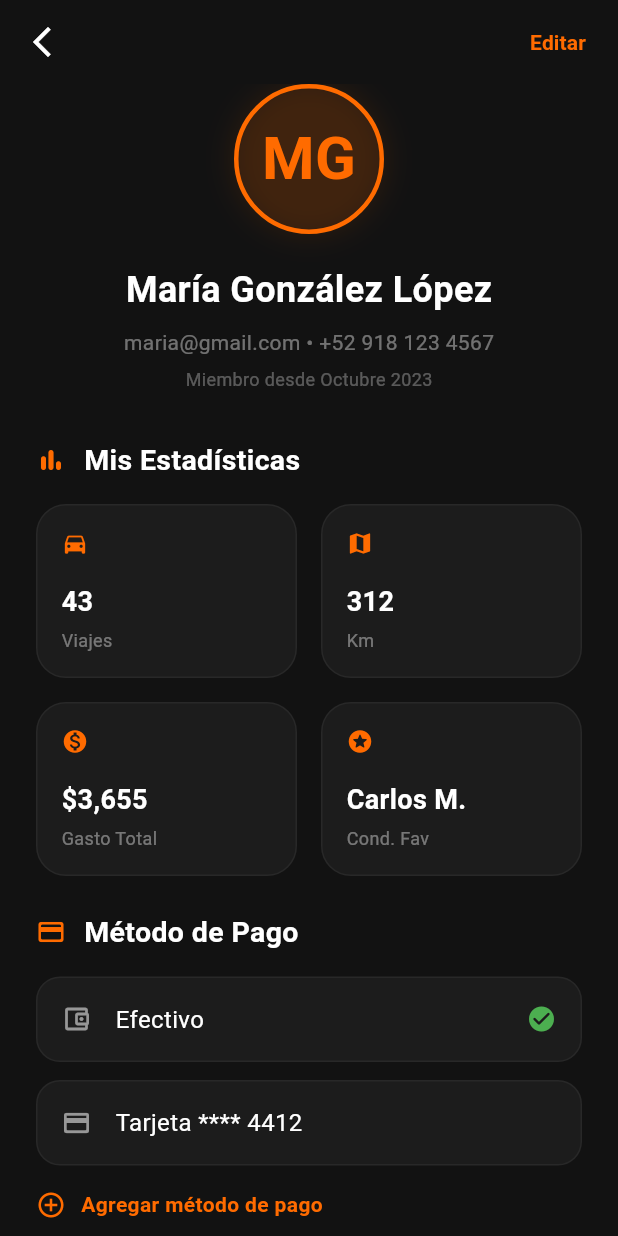
After one commit to fcomoo/rideapp, a Flutter app: the HomePassenger screen opened directly, after a tap on the "person" icon, on a phone screen of 412 x 824 dp. The commit adds this screen. Run offline on Flutter 3.47's test engine with Material 3 defaults, Android fonts, the phone set to English and light mode, and no system bars; our stand-ins replace confetti, flutter_map, geolocator, latlong2, vibration; network calls fail.

Commit message:
feat: perfil pasajero con estadísticas, métodos de pago y direcciones guardadas

```diff
--- a/rideapp_client/lib/features/passenger/home_passenger.dart
+++ b/rideapp_client/lib/features/passenger/home_passenger.dart
@@ -19,6 +19,7 @@ import 'package:rideapp_client/core/utils/mock_traffic.dart';
 import 'package:rideapp_client/features/chat/chat_screen.dart';
 import 'package:rideapp_client/features/sos/sos_button.dart';
 import 'package:rideapp_client/features/rating/rating_screen.dart';
+import 'package:rideapp_client/features/profile/passenger_profile_screen.dart';
 
 class HomePassenger extends StatefulWidget {
   final String currentUserId;
@@ -403,7 +404,10 @@ class _HomePassengerState extends State<HomePassenger> {
   Widget _buildSearchContainer() {
     return Column(
       children: [
-        Container(
+        Row(
+          children: [
+            Expanded(
+              child: Container(
                 padding: const EdgeInsets.symmetric(horizontal: 16),
                 decoration: BoxDecoration(
                   color: const Color(0xFF1C1C1C),
@@ -422,6 +426,27 @@ class _HomePassengerState extends State<HomePassenger> {
                     icon: Icon(Icons.search, color: Color(0xFFFF6B00)),
                   ),
                 ),
+              ),
+            ),
+            const SizedBox(width: 12),
+            GestureDetector(
+              onTap: () => Navigator.push(
+                context,
+                MaterialPageRoute(builder: (_) => const PassengerProfileScreen()),
+              ),
+              child: Container(
+                width: 50,
+                height: 50,
+                decoration: BoxDecoration(
+                  color: const Color(0xFF1C1C1C),
+                  shape: BoxShape.circle,
+                  boxShadow: const [BoxShadow(color: Colors.black45, blurRadius: 10)],
+                  border: Border.all(color: const Color(0xFFFF6B00).withOpacity(0.3), width: 1.5),
+                ),
+                child: const Icon(Icons.person_rounded, color: Color(0xFFFF6B00), size: 28),
+              ),
+            ),
+          ],
         ),
         if (_isSearching)
           Container(
--- /dev/null
+++ b/rideapp_client/lib/features/profile/passenger_profile_screen.dart
@@ -0,0 +1,333 @@
+import 'package:flutter/material.dart';
+import 'package:rideapp_client/features/rating/rating_widget.dart';
+
+class PassengerProfileScreen extends StatelessWidget {
+  const PassengerProfileScreen({super.key});
+
+  @override
+  Widget build(BuildContext context) {
+    return Scaffold(
+      backgroundColor: const Color(0xFF121212),
+      appBar: AppBar(
+        backgroundColor: Colors.transparent,
+        elevation: 0,
+        leading: IconButton(
+          icon: const Icon(Icons.arrow_back_ios_new, color: Colors.white),
+          onPressed: () => Navigator.pop(context),
+        ),
+        actions: [
+          TextButton(
+            onPressed: () {}, // Solo visualización en esta fase
+            child: const Text(
+              "Editar",
+              style: TextStyle(color: Color(0xFFFF6B00), fontWeight: FontWeight.bold),
+            ),
+          ),
+          const SizedBox(width: 8),
+        ],
+      ),
+      body: SingleChildScrollView(
+        child: Column(
+          children: [
+            _buildHeader(),
+            const SizedBox(height: 32),
+            _buildStatsSection(),
+            const SizedBox(height: 24),
+            _buildPaymentMethodsSection(),
+            const SizedBox(height: 24),
+            _buildAddressesSection(),
+            const SizedBox(height: 24),
+            _buildPassengerRatingSection(),
+            const SizedBox(height: 48),
+          ],
+        ),
+      ),
+    );
+  }
+
+  Widget _buildHeader() {
+    return Column(
+      children: [
+        // Avatar grande
+        Container(
+          width: 100,
+          height: 100,
+          decoration: BoxDecoration(
+            shape: BoxShape.circle,
+            color: const Color(0xFFFF6B00).withOpacity(0.1),
+            border: Border.all(color: const Color(0xFFFF6B00), width: 3),
+            boxShadow: [
+              BoxShadow(color: const Color(0xFFFF6B00).withOpacity(0.1), blurRadius: 15, spreadRadius: 2),
+            ],
+          ),
+          child: const Center(
+            child: Text(
+              "MG",
+              style: TextStyle(color: Color(0xFFFF6B00), fontSize: 40, fontWeight: FontWeight.bold),
+            ),
+          ),
+        ),
+        const SizedBox(height: 20),
+        // Nombre
+        const Text(
+          "María González López",
+          style: TextStyle(color: Colors.white, fontSize: 24, fontWeight: FontWeight.bold),
+        ),
+        const SizedBox(height: 8),
+        // Contacto
+        Text(
+          "maria@gmail.com • +52 918 123 4567",
+          style: TextStyle(color: Colors.white.withOpacity(0.4), fontSize: 14),
+        ),
+        const SizedBox(height: 6),
+        Text(
+          "Miembro desde Octubre 2023",
+          style: TextStyle(color: Colors.white.withOpacity(0.3), fontSize: 12),
+        ),
+      ],
+    );
+  }
+
+  Widget _buildStatsSection() {
+    return _buildSectionLayout(
+      title: "Mis Estadísticas",
+      icon: Icons.bar_chart_rounded,
+      child: GridView.count(
+        shrinkWrap: true,
+        physics: const NeverScrollableScrollPhysics(),
+        crossAxisCount: 2,
+        crossAxisSpacing: 16,
+        mainAxisSpacing: 16,
+        childAspectRatio: 1.5,
+        children: [
+          _buildStatCard("Viajes", "43", Icons.directions_car),
+          _buildStatCard("Km", "312", Icons.map),
+          _buildStatCard("Gasto Total", "\$3,655", Icons.monetization_on),
+          _buildStatCard("Cond. Fav", "Carlos M.", Icons.stars_rounded),
+        ],
+      ),
+    );
+  }
+
+  Widget _buildStatCard(String label, String value, IconData icon) {
+    return Container(
+      padding: const EdgeInsets.all(16),
+      decoration: BoxDecoration(
+        color: const Color(0xFF1C1C1C),
+        borderRadius: BorderRadius.circular(20),
+        border: Border.all(color: Colors.white.withOpacity(0.05)),
+      ),
+      child: Column(
+        crossAxisAlignment: CrossAxisAlignment.start,
+        mainAxisAlignment: MainAxisAlignment.center,
+        children: [
+          Icon(icon, color: const Color(0xFFFF6B00), size: 18),
+          const Spacer(),
+          Text(
+            value,
+            style: const TextStyle(color: Colors.white, fontSize: 18, fontWeight: FontWeight.bold),
+          ),
+          const SizedBox(height: 4),
+          Text(
+            label,
+            style: TextStyle(color: Colors.white.withOpacity(0.4), fontSize: 12),
+          ),
+        ],
+      ),
+    );
+  }
+
+  Widget _buildPaymentMethodsSection() {
+    return _buildSectionLayout(
+      title: "Método de Pago",
+      icon: Icons.payment_rounded,
+      child: Column(
+        children: [
+          _buildPaymentTile("Efectivo", Icons.account_balance_wallet_outlined, true),
+          const SizedBox(height: 12),
+          _buildPaymentTile("Tarjeta **** 4412", Icons.credit_card_rounded, false),
+          const SizedBox(height: 12),
+          _buildTextActionButton("Agregar método de pago", Icons.add_circle_outline),
+        ],
+      ),
+    );
+  }
+
+  Widget _buildPaymentTile(String label, IconData icon, bool verified) {
+    return Container(
+      padding: const EdgeInsets.all(16),
+      decoration: BoxDecoration(
+        color: const Color(0xFF1C1C1C),
+        borderRadius: BorderRadius.circular(16),
+        border: Border.all(color: Colors.white.withOpacity(0.05)),
+      ),
+      child: Row(
+        children: [
+          Icon(icon, color: Colors.white54, size: 20),
+          const SizedBox(width: 16),
+          Text(
+            label,
+            style: const TextStyle(color: Colors.white, fontSize: 16),
+          ),
+          const Spacer(),
+          if (verified)
+            const Icon(Icons.check_circle_rounded, color: Colors.green, size: 20),
+        ],
+      ),
+    );
+  }
+
+  Widget _buildAddressesSection() {
+    return _buildSectionLayout(
+      title: "Direcciones Guardadas",
+      icon: Icons.bookmark_outline_rounded,
+      child: Column(
+        children: [
+          _buildAddressTile("Casa", "Calle Gardenia #12, Macuspana", Icons.home_rounded),
+          const SizedBox(height: 12),
+          _buildAddressTile("Trabajo", "Av. Carlos Pellicer #45, Macuspana", Icons.work_rounded),
+          const SizedBox(height: 12),
+          _buildTextActionButton("Agregar dirección", Icons.add_location_alt_outlined),
+        ],
+      ),
+    );
+  }
+
+  Widget _buildAddressTile(String label, String address, IconData icon) {
+    return Container(
+      padding: const EdgeInsets.all(16),
+      decoration: BoxDecoration(
+        color: const Color(0xFF1C1C1C),
+        borderRadius: BorderRadius.circular(16),
+        border: Border.all(color: Colors.white.withOpacity(0.05)),
+      ),
+      child: Row(
+        children: [
+          Container(
+            padding: const EdgeInsets.all(10),
+            decoration: BoxDecoration(
+              color: const Color(0xFFFF6B00).withOpacity(0.1),
+              borderRadius: BorderRadius.circular(12),
+            ),
+            child: Icon(icon, color: const Color(0xFFFF6B00), size: 20),
+          ),
+          const SizedBox(width: 16),
+          Expanded(
+            child: Column(
+              crossAxisAlignment: CrossAxisAlignment.start,
+              children: [
+                Text(
+                  label,
+                  style: const TextStyle(color: Colors.white, fontSize: 16, fontWeight: FontWeight.bold),
+                ),
+                const SizedBox(height: 4),
+                Text(
+                  address,
+                  style: TextStyle(color: Colors.white.withOpacity(0.5), fontSize: 13),
+                  overflow: TextOverflow.ellipsis,
+                ),
+              ],
+            ),
+          ),
+        ],
+      ),
+    );
+  }
+
+  Widget _buildPassengerRatingSection() {
+    return _buildSectionLayout(
+      title: "Tu Reputación",
+      icon: Icons.stars_outlined,
+      child: Container(
+        padding: const EdgeInsets.all(20),
+        decoration: BoxDecoration(
+          color: const Color(0xFF1C1C1C),
+          borderRadius: BorderRadius.circular(20),
+          border: Border.all(color: Colors.white.withOpacity(0.05)),
+        ),
+        child: Column(
+          children: [
+            Row(
+              mainAxisAlignment: MainAxisAlignment.spaceBetween,
+              children: [
+                Column(
+                  crossAxisAlignment: CrossAxisAlignment.start,
+                  children: [
+                    const Text(
+                      "4.8",
+                      style: TextStyle(color: Colors.white, fontSize: 36, fontWeight: FontWeight.bold),
+                    ),
+                    const SizedBox(height: 4),
+                    const RatingWidget(rating: 4.8, size: 18),
+                    const SizedBox(height: 6),
+                    Text(
+                      "De 43 viajes calificados",
+                      style: TextStyle(color: Colors.white.withOpacity(0.4), fontSize: 12),
+                    ),
+                  ],
+                ),
+                Container(
+                  padding: const EdgeInsets.symmetric(horizontal: 16, vertical: 8),
+                  decoration: BoxDecoration(
+                    color: const Color(0xFFFF6B00).withOpacity(0.1),
+                    borderRadius: BorderRadius.circular(20),
+                    border: Border.all(color: const Color(0xFFFF6B00).withOpacity(0.3)),
+                  ),
+                  child: const Row(
+                    children: [
+                      Icon(Icons.workspace_premium_rounded, color: Color(0xFFFF6B00), size: 18),
+                      SizedBox(width: 8),
+                      Text(
+                        "Pasajero VIP",
+                        style: TextStyle(color: Color(0xFFFF6B00), fontWeight: FontWeight.bold, fontSize: 13),
+                      ),
+                    ],
+                  ),
+                ),
+              ],
+            ),
+          ],
+        ),
+      ),
+    );
+  }
+
+  Widget _buildTextActionButton(String label, IconData icon) {
+    return Padding(
+      padding: const EdgeInsets.symmetric(vertical: 4),
+      child: Row(
+        children: [
+          Icon(icon, color: const Color(0xFFFF6B00), size: 20),
+          const SizedBox(width: 10),
+          Text(
+            label,
+            style: const TextStyle(color: Color(0xFFFF6B00), fontWeight: FontWeight.bold, fontSize: 14),
+          ),
+        ],
+      ),
+    );
+  }
+
+  Widget _buildSectionLayout({required String title, required IconData icon, required Widget child}) {
+    return Padding(
+      padding: const EdgeInsets.symmetric(horizontal: 24),
+      child: Column(
+        crossAxisAlignment: CrossAxisAlignment.start,
+        children: [
+          Row(
+            children: [
+              Icon(icon, color: const Color(0xFFFF6B00), size: 20),
+              const SizedBox(width: 12),
+              Text(
+                title,
+                style: const TextStyle(color: Colors.white, fontSize: 19, fontWeight: FontWeight.bold),
+              ),
+            ],
+          ),
+          const SizedBox(height: 16),
+          child,
+        ],
+      ),
+    );
+  }
+}
```
Lines whose indentation alone changed are shown as unchanged.
